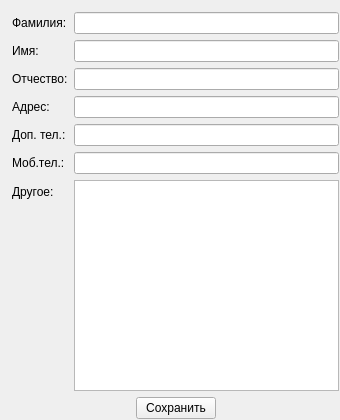
Qt form adressbookentry.ui (Eduardo2281337/AdressBook) before a commit.
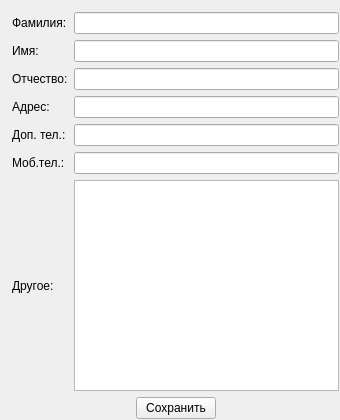
The same form after that commit.

Commit message: Реализована метка на кнопе "сохранить"

What changed in the file:
```diff
--- a/adressbookentry.ui
+++ b/adressbookentry.ui
@@ -24,7 +24,7 @@
    </property>
    <layout class="QVBoxLayout" name="verticalLayout">
     <item>
-     <layout class="QFormLayout" name="formLayout">
+     <layout class="QGridLayout" name="gridLayout">
       <item row="0" column="0">
        <widget class="QLabel" name="label_secondName">
         <property name="text">
```
Left out of the diff: 4 changed lines with no effect on the pictures. The commit also changes 1 other file.
